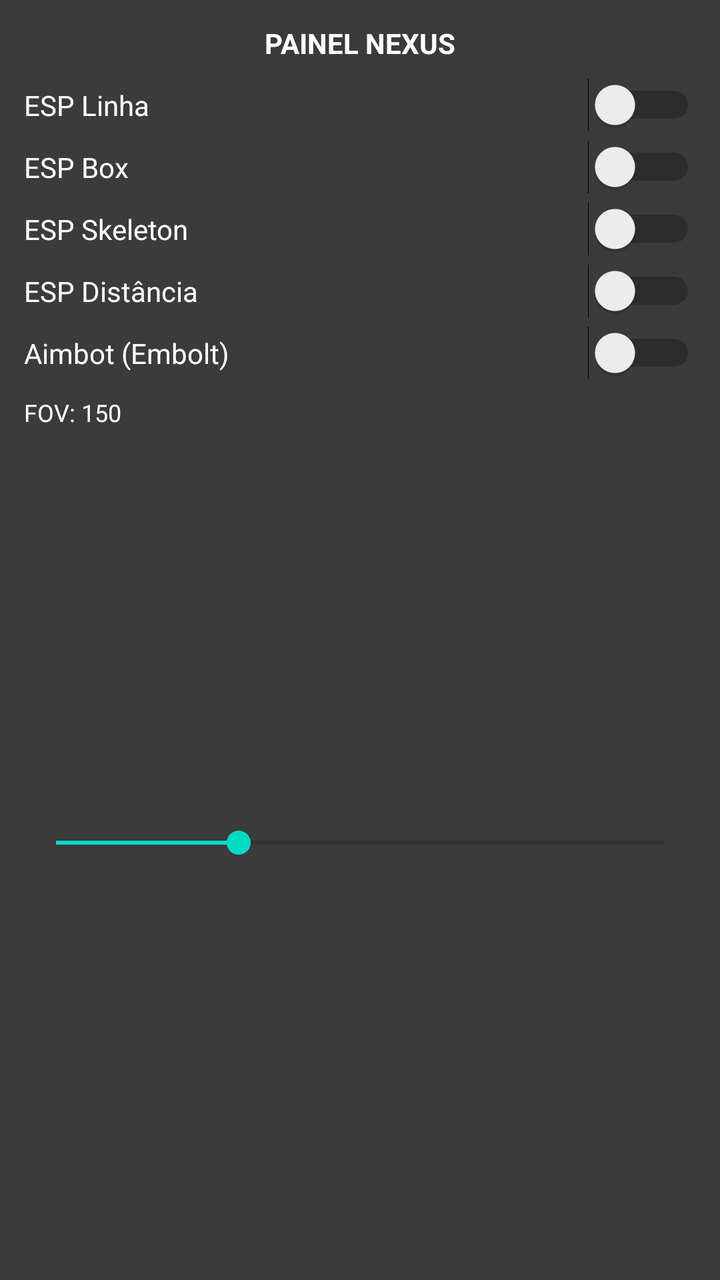
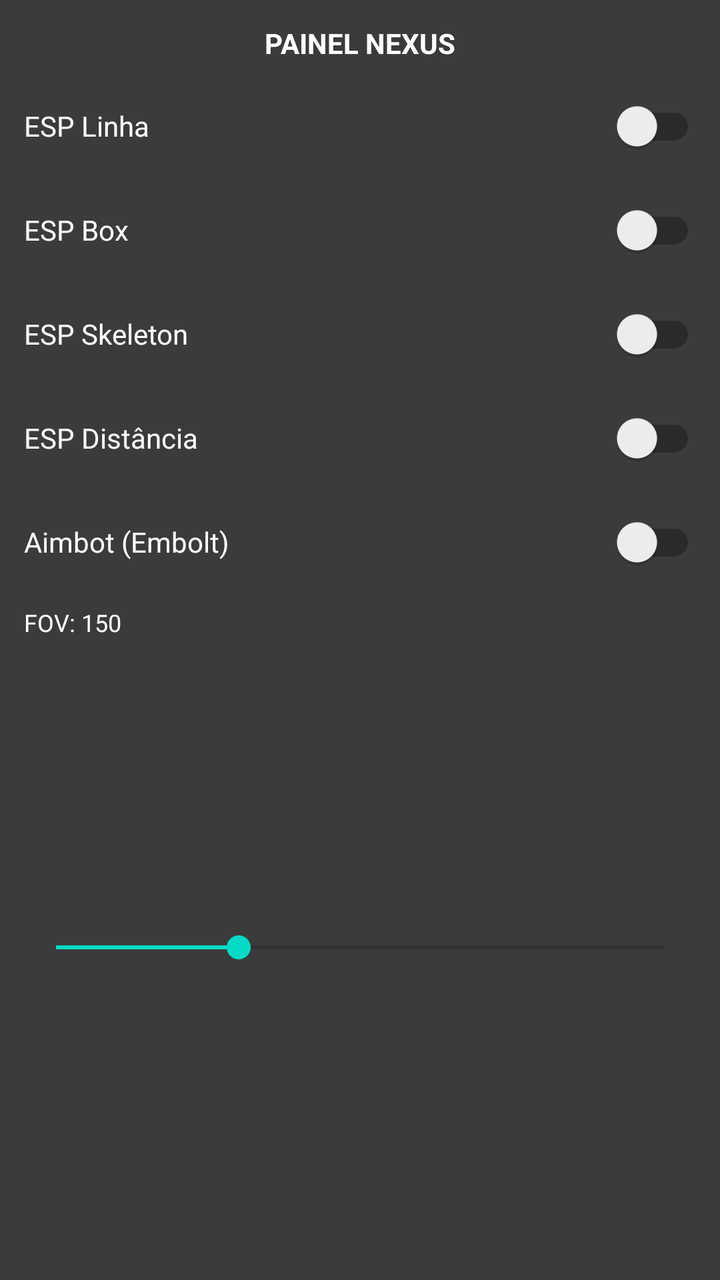

Two renders of the same Android screen: before a commit and after it. Below are the layout's source before the change and the commit's diff.
<!-- AndroidManifest.xml: application theme Theme.MaterialComponents.DayNight.NoActionBar -->
<!-- res/layout/floating_panel.xml -->
<?xml version="1.0" encoding="utf-8"?>
<androidx.constraintlayout.widget.ConstraintLayout
    xmlns:android="http://schemas.android.com/apk/res/android"
    xmlns:app="http://schemas.android.com/apk/res-auto"
    android:layout_width="220dp"
    android:layout_height="wrap_content"
    android:background="#CC0A0A0A"
    android:padding="12dp">

    

    <TextView
        android:id="@+id/tv_panel_title"
        android:layout_width="wrap_content"
        android:layout_height="wrap_content"
        android:text="PAINEL NEXUS"
        android:textColor="#FFFFFF"
        android:textStyle="bold"
        android:textSize="14sp"
        app:layout_constraintTop_toTopOf="parent"
        app:layout_constraintStart_toStartOf="parent"
        app:layout_constraintEnd_toEndOf="parent" />

    <Switch
        android:id="@+id/sw_esp_line"
        android:layout_width="match_parent"
        android:layout_height="wrap_content"
        android:text="ESP Linha"
        android:textColor="#FFFFFF"
        android:layout_marginTop="8dp"
        app:layout_constraintTop_toBottomOf="@id/tv_panel_title"
        app:layout_constraintStart_toStartOf="parent" />

    <Switch
        android:id="@+id/sw_esp_box"
        android:layout_width="match_parent"
        android:layout_height="wrap_content"
        android:text="ESP Box"
        android:textColor="#FFFFFF"
        android:layout_marginTop="4dp"
        app:layout_constraintTop_toBottomOf="@id/sw_esp_line"
        app:layout_constraintStart_toStartOf="parent" />

    <Switch
        android:id="@+id/sw_esp_skeleton"
        android:layout_width="match_parent"
        android:layout_height="wrap_content"
        android:text="ESP Skeleton"
        android:textColor="#FFFFFF"
        android:layout_marginTop="4dp"
        app:layout_constraintTop_toBottomOf="@id/sw_esp_box"
        app:layout_constraintStart_toStartOf="parent" />

    <Switch
        android:id="@+id/sw_esp_distance"
        android:layout_width="match_parent"
        android:layout_height="wrap_content"
        android:text="ESP Distância"
        android:textColor="#FFFFFF"
        android:layout_marginTop="4dp"
        app:layout_constraintTop_toBottomOf="@id/sw_esp_skeleton"
        app:layout_constraintStart_toStartOf="parent" />

    <Switch
        android:id="@+id/sw_aimbot"
        android:layout_width="match_parent"
        android:layout_height="wrap_content"
        android:text="Aimbot (Embolt)"
        android:textColor="#FFFFFF"
        android:layout_marginTop="4dp"
        app:layout_constraintTop_toBottomOf="@id/sw_esp_distance"
        app:layout_constraintStart_toStartOf="parent" />

    <TextView
        android:id="@+id/tv_fov_label"
        android:layout_width="match_parent"
        android:layout_height="wrap_content"
        android:text="FOV: 150"
        android:textColor="#FFFFFF"
        android:textSize="12sp"
        android:layout_marginTop="8dp"
        app:layout_constraintTop_toBottomOf="@id/sw_aimbot"
        app:layout_constraintStart_toStartOf="parent" />

    <SeekBar
        android:id="@+id/seek_fov"
        android:layout_width="match_parent"
        android:layout_height="wrap_content"
        android:max="500"
        android:progress="150"
        android:layout_marginTop="4dp"
        android:layout_marginBottom="4dp"
        app:layout_constraintTop_toBottomOf="@id/tv_fov_label"
        app:layout_constraintStart_toStartOf="parent"
        app:layout_constraintBottom_toBottomOf="parent" />

</androidx.constraintlayout.widget.ConstraintLayout>
<!-- resources referenced by this layout -->
<resources>

</resources>

<!-- the commit's change to res/layout/floating_panel.xml (unified diff, before → after) -->
@@ -21,7 +21,7 @@
         app:layout_constraintStart_toStartOf="parent"
         app:layout_constraintEnd_toEndOf="parent" />
 
-    <Switch
+    <androidx.appcompat.widget.SwitchCompat
         android:id="@+id/sw_esp_line"
         android:layout_width="match_parent"
         android:layout_height="wrap_content"
@@ -31,7 +31,7 @@
         app:layout_constraintTop_toBottomOf="@id/tv_panel_title"
         app:layout_constraintStart_toStartOf="parent" />
 
-    <Switch
+    <androidx.appcompat.widget.SwitchCompat
         android:id="@+id/sw_esp_box"
         android:layout_width="match_parent"
         android:layout_height="wrap_content"
@@ -41,7 +41,7 @@
         app:layout_constraintTop_toBottomOf="@id/sw_esp_line"
         app:layout_constraintStart_toStartOf="parent" />
 
-    <Switch
+    <androidx.appcompat.widget.SwitchCompat
         android:id="@+id/sw_esp_skeleton"
         android:layout_width="match_parent"
         android:layout_height="wrap_content"
@@ -51,7 +51,7 @@
         app:layout_constraintTop_toBottomOf="@id/sw_esp_box"
         app:layout_constraintStart_toStartOf="parent" />
 
-    <Switch
+    <androidx.appcompat.widget.SwitchCompat
         android:id="@+id/sw_esp_distance"
         android:layout_width="match_parent"
         android:layout_height="wrap_content"
@@ -61,7 +61,7 @@
         app:layout_constraintTop_toBottomOf="@id/sw_esp_skeleton"
         app:layout_constraintStart_toStartOf="parent" />
 
-    <Switch
+    <androidx.appcompat.widget.SwitchCompat
         android:id="@+id/sw_aimbot"
         android:layout_width="match_parent"
         android:layout_height="wrap_content"
